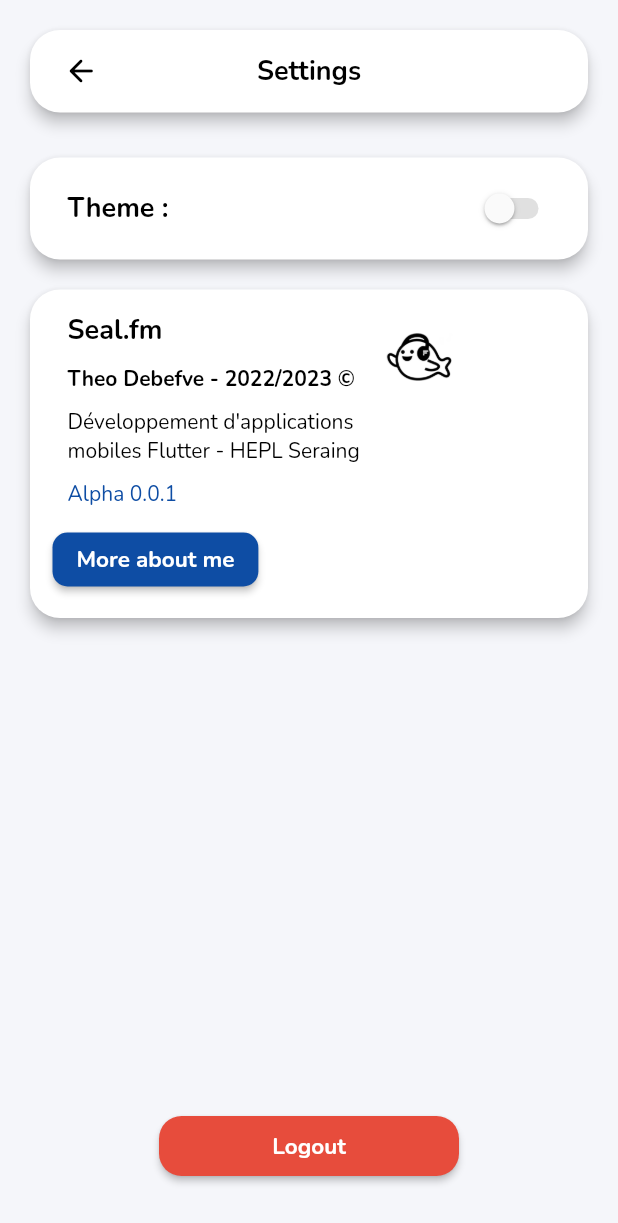
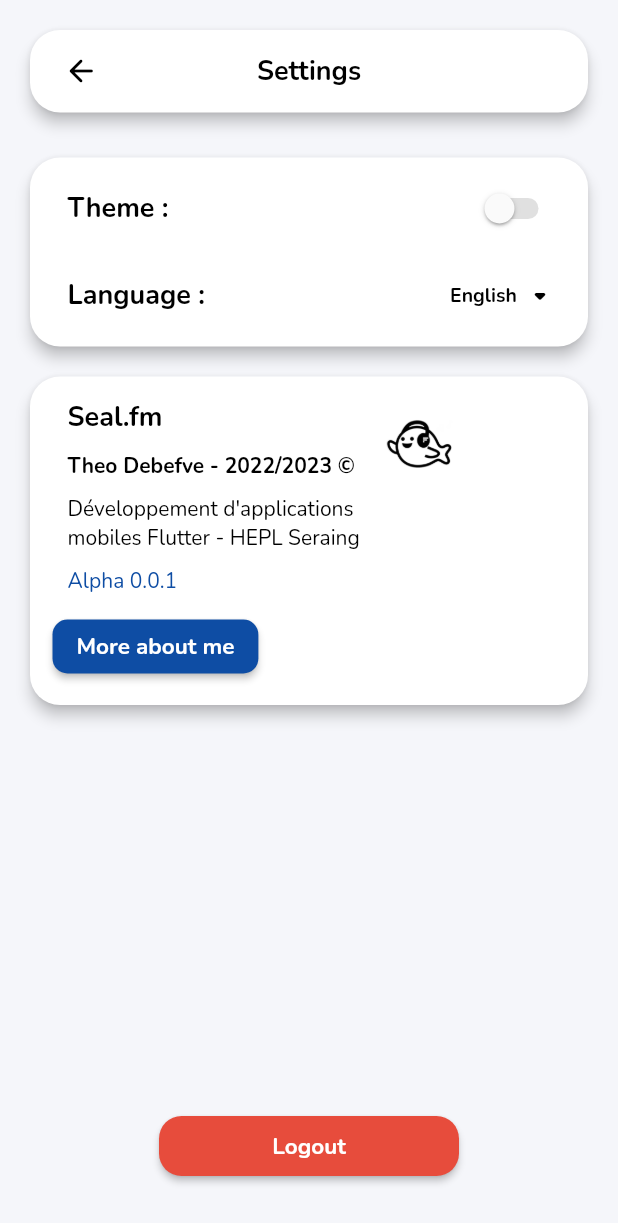
Before and after one commit to debefve-theo/SpotifyStats-Flutter, a Flutter app: the SettingsScreen screen opened by its route, on a phone screen of 412 x 824 dp. Shown: the top 1223 px of the screen. Run offline on Flutter 3.47's test engine with Material 2 defaults, Android fonts, the light colour scheme and no system bars; our stand-ins replace google_fonts; missing offline and left inert: spotify; network calls fail; statements that could not run were skipped.

Commit message:
:lipstick: Add language in Settings screen and refactor code

```diff
--- a/source/sealfm/lib/screens/settings.dart
+++ b/source/sealfm/lib/screens/settings.dart
@@ -4,7 +4,7 @@ import '../widgets/home/weekly_top_artists_widget.dart';
 import '../widgets/settings/top_bar_widget.dart';
 import '../widgets/settings/logout_button.dart';
 import '../widgets/settings/version_widget.dart';
-import '../widgets/settings/dark_mode_widget.dart';
+import '../widgets/settings/edit_settings_widget.dart';
 
 class SettingsScreen extends StatelessWidget {
   const SettingsScreen({super.key});
@@ -19,7 +19,7 @@ class SettingsScreen extends StatelessWidget {
               Column(
                 children: const [
                   TopMenu(title: "Settings"),
-                  DarkMode(),
+                  Language(),
                   VersionCard(),
                 ],
               ),
--- a/source/sealfm/lib/widgets/settings/dark_mode_widget.dart
+++ /dev/null
@@ -1,73 +0,0 @@
-import 'package:flutter/material.dart';
-import 'package:google_fonts/google_fonts.dart';
-
-class DarkMode extends StatelessWidget {
-  const DarkMode({super.key});
-
-  @override
-  Widget build(BuildContext context) {
-
-    return Card(
-      shape: RoundedRectangleBorder(
-        borderRadius: BorderRadius.circular(20),
-      ),
-      margin: const EdgeInsets.only(left: 20.0, right: 20.0, top: 20.0),
-      elevation: 4,
-      color: Colors.white,
-      child: Stack(
-        children: <Widget>[
-          Padding(
-            padding: const EdgeInsets.only(left: 25.0, right: 20.0, top: 10.0, bottom: 10.0),
-            child: Column(
-              mainAxisAlignment: MainAxisAlignment.start,
-              crossAxisAlignment: CrossAxisAlignment.start,
-              children: const <Widget>[
-                SwitchButton(),
-              ],
-            ),
-          ),
-        ],
-      ),
-    );
-  }
-}
-
-
-class SwitchButton extends StatefulWidget {
-  const SwitchButton({super.key});
-
-  @override
-  _SwitchButtonState createState() => _SwitchButtonState();
-}
-
-class _SwitchButtonState extends State<SwitchButton> {
-  bool isSwitched = false;
-
-  @override
-  Widget build(BuildContext context) {
-    return Row(
-      mainAxisAlignment: MainAxisAlignment.spaceBetween,
-      children: <Widget>[
-        Text(
-          'Theme :',
-          style: GoogleFonts.nunito(
-            fontSize: 18,
-            fontWeight: FontWeight.bold,
-            color: Colors.black,
-          ),
-        ),
-        Switch(
-          value: isSwitched,
-          onChanged: (value) {
-            setState(() {
-              isSwitched = value;
-            });
-          },
-          inactiveTrackColor: Colors.black12,
-          activeTrackColor: Colors.black12,
-          activeColor: Colors.black87,
-        ),
-      ],
-    );
-  }
-}
--- /dev/null
+++ b/source/sealfm/lib/widgets/settings/edit_settings_widget.dart
@@ -0,0 +1,136 @@
+import 'package:flutter/material.dart';
+import 'package:google_fonts/google_fonts.dart';
+
+class Language extends StatelessWidget {
+  const Language({super.key});
+
+  @override
+  Widget build(BuildContext context) {
+
+    return Card(
+      shape: RoundedRectangleBorder(
+        borderRadius: BorderRadius.circular(20),
+      ),
+      margin: const EdgeInsets.only(left: 20.0, right: 20.0, top: 20.0),
+      elevation: 4,
+      color: Colors.white,
+      child: Column(
+        children: <Widget>[
+          Padding(
+            padding: const EdgeInsets.only(left: 25.0, right: 20.0, top: 10.0, bottom: 0),
+            child: Column(
+              mainAxisAlignment: MainAxisAlignment.start,
+              crossAxisAlignment: CrossAxisAlignment.start,
+              children: const <Widget>[
+                SwitchButton(),
+              ],
+            ),
+          ),
+          Padding(
+            padding: const EdgeInsets.only(left: 25.0, right: 20.0, top: 10.0, bottom: 10.0),
+            child: Column(
+              mainAxisAlignment: MainAxisAlignment.start,
+              crossAxisAlignment: CrossAxisAlignment.start,
+              children: <Widget>[
+                Row(
+                  mainAxisAlignment: MainAxisAlignment.spaceBetween,
+                  children: <Widget>[
+                    Text(
+                      'Language :',
+                      style: GoogleFonts.nunito(
+                        fontSize: 18,
+                        fontWeight: FontWeight.bold,
+                        color: Colors.black,
+                      ),
+                    ),
+                    const DropdownButtonL(),
+                  ],
+                )
+              ],
+            ),
+          ),
+        ],
+      ),
+    );
+  }
+}
+
+
+class SwitchButton extends StatefulWidget {
+  const SwitchButton({super.key});
+
+  @override
+  _SwitchButtonState createState() => _SwitchButtonState();
+}
+
+class _SwitchButtonState extends State<SwitchButton> {
+  bool isSwitched = false;
+
+  @override
+  Widget build(BuildContext context) {
+    return Row(
+      mainAxisAlignment: MainAxisAlignment.spaceBetween,
+      children: <Widget>[
+        Text(
+          'Theme :',
+          style: GoogleFonts.nunito(
+            fontSize: 18,
+            fontWeight: FontWeight.bold,
+            color: Colors.black,
+          ),
+        ),
+        Switch(
+          value: isSwitched,
+          onChanged: (value) {
+            setState(() {
+              isSwitched = value;
+            });
+          },
+          inactiveTrackColor: Colors.black12,
+          activeTrackColor: Colors.black12,
+          activeColor: Colors.black87,
+        ),
+      ],
+    );
+  }
+}
+
+
+const List<String> list = <String>['English', 'French', 'Spanish', 'Dutch'];
+
+class DropdownButtonL extends StatefulWidget {
+  const DropdownButtonL({super.key});
+
+  @override
+  State<DropdownButtonL> createState() => _DropdownButtonLState();
+}
+
+class _DropdownButtonLState extends State<DropdownButtonL> {
+  String dropdownValue = list.first;
+
+  @override
+  Widget build(BuildContext context) {
+    return DropdownButton<String>(
+      value: dropdownValue,
+      icon: const Icon(Icons.arrow_drop_down_rounded, color: Colors.black),
+      elevation: 0,
+      style: GoogleFonts.nunito(
+        fontSize: 13,
+        fontWeight: FontWeight.bold,
+        color: Colors.black,
+      ),
+      //style: const TextStyle(color: Colors.black),
+      underline: const SizedBox(),
+      onChanged: (String? value) {
+        // This is called when the user selects an item.
+        setState(() { });
+      },
+      items: list.map<DropdownMenuItem<String>>((String value) {
+        return DropdownMenuItem<String>(
+          value: value,
+          child: Text(value),
+        );
+      }).toList(),
+    );
+  }
+}
```
